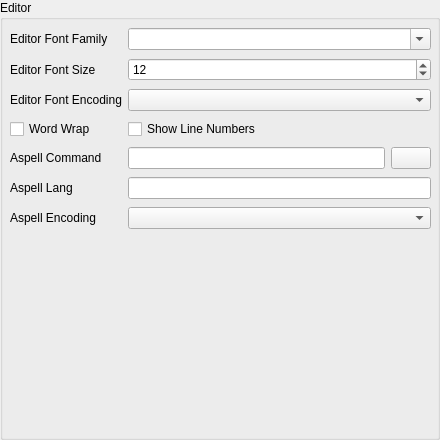
Qt form pageeditor.ui (orao/texmaker) before a commit.
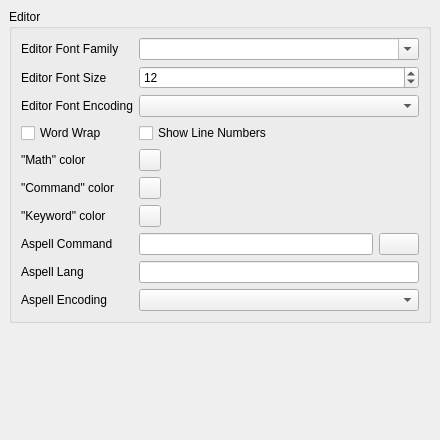
The same form after that commit. Icons and pictures are not drawn.

What changed in the file:
```diff
--- a/pageeditor.ui
+++ b/pageeditor.ui
@@ -12,46 +12,80 @@
     <height>440</height>
    </rect>
   </property>
+  <property name="sizePolicy" >
+   <sizepolicy>
+    <hsizetype>7</hsizetype>
+    <vsizetype>7</vsizetype>
+    <horstretch>0</horstretch>
+    <verstretch>0</verstretch>
+   </sizepolicy>
+  </property>
   <property name="windowTitle" >
    <string>Form</string>
   </property>
+  <layout class="QVBoxLayout" >
+   <property name="margin" >
+    <number>9</number>
+   </property>
+   <property name="spacing" >
+    <number>6</number>
+   </property>
+   <item>
   <widget class="QGroupBox" name="groupBox" >
-   <property name="geometry" >
-    <rect>
-     <x>0</x>
-     <y>0</y>
-     <width>440</width>
-     <height>440</height>
-    </rect>
+     <property name="sizePolicy" >
+      <sizepolicy>
+       <hsizetype>7</hsizetype>
+       <vsizetype>7</vsizetype>
+       <horstretch>0</horstretch>
+       <verstretch>0</verstretch>
+      </sizepolicy>
    </property>
    <property name="title" >
     <string>Editor</string>
    </property>
-   <widget class="QWidget" name="" >
-    <property name="geometry" >
-     <rect>
-      <x>10</x>
-      <y>26</y>
-      <width>421</width>
-      <height>210</height>
-     </rect>
-    </property>
     <layout class="QGridLayout" >
      <property name="margin" >
+       <number>9</number>
+      </property>
+      <property name="spacing" >
+       <number>6</number>
+      </property>
+      <item row="8" column="0" >
+       <widget class="QLabel" name="labelAspellLang" >
+        <property name="text" >
+         <string>Aspell Lang</string>
+        </property>
+       </widget>
+      </item>
+      <item row="7" column="1" colspan="2" >
+       <layout class="QHBoxLayout" >
+        <property name="margin" >
       <number>0</number>
      </property>
      <property name="spacing" >
       <number>6</number>
      </property>
-     <item row="4" column="1" >
-      <widget class="QLineEdit" name="lineEditAspellCommand" />
-     </item>
-     <item row="4" column="0" >
-      <widget class="QLabel" name="labelASpellCommand" >
+        <item>
+         <widget class="QLineEdit" name="lineEditAspellCommand" >
+          <property name="minimumSize" >
+           <size>
+            <width>190</width>
+            <height>0</height>
+           </size>
+          </property>
+         </widget>
+        </item>
+        <item>
+         <widget class="QPushButton" name="pushButtonAspell" >
        <property name="text" >
-        <string>Aspell Command</string>
-       </property>
-      </widget>
+           <string/>
+          </property>
+          <property name="icon" >
+           <iconset resource="texmaker.qrc" >:/images/fileopen.png</iconset>
+          </property>
+         </widget>
+        </item>
+       </layout>
      </item>
      <item row="3" column="1" colspan="2" >
       <widget class="QCheckBox" name="checkBoxLinenumber" >
@@ -60,67 +94,182 @@
        </property>
       </widget>
      </item>
-     <item row="2" column="0" >
-      <widget class="QLabel" name="labelEncoding" >
-       <property name="text" >
-        <string>Editor Font Encoding</string>
-       </property>
-      </widget>
-     </item>
-     <item row="2" column="1" colspan="2" >
-      <widget class="QComboBox" name="comboBoxEncoding" />
-     </item>
-     <item row="5" column="1" colspan="2" >
-      <widget class="QLineEdit" name="lineEditAspellLang" />
-     </item>
-     <item row="1" column="0" >
-      <widget class="QLabel" name="labelSize" >
-       <property name="text" >
-        <string>Editor Font Size</string>
-       </property>
-      </widget>
+      <item row="6" column="2" >
+       <spacer>
+        <property name="orientation" >
+         <enum>Qt::Horizontal</enum>
+        </property>
+        <property name="sizeHint" >
+         <size>
+          <width>241</width>
+          <height>20</height>
+         </size>
+        </property>
+       </spacer>
+      </item>
+      <item row="5" column="2" >
+       <spacer>
+        <property name="orientation" >
+         <enum>Qt::Horizontal</enum>
+        </property>
+        <property name="sizeHint" >
+         <size>
+          <width>241</width>
+          <height>20</height>
+         </size>
+        </property>
+       </spacer>
      </item>
      <item row="4" column="2" >
-      <widget class="QPushButton" name="pushButtonAspell" >
+       <spacer>
+        <property name="orientation" >
+         <enum>Qt::Horizontal</enum>
+        </property>
+        <property name="sizeHint" >
+         <size>
+          <width>241</width>
+          <height>20</height>
+         </size>
+        </property>
+       </spacer>
+      </item>
+      <item row="5" column="1" >
+       <widget class="QPushButton" name="pushButtonColorCommand" >
+        <property name="sizePolicy" >
+         <sizepolicy>
+          <hsizetype>0</hsizetype>
+          <vsizetype>0</vsizetype>
+          <horstretch>0</horstretch>
+          <verstretch>0</verstretch>
+         </sizepolicy>
+        </property>
+        <property name="minimumSize" >
+         <size>
+          <width>22</width>
+          <height>22</height>
+         </size>
+        </property>
+        <property name="maximumSize" >
+         <size>
+          <width>22</width>
+          <height>22</height>
+         </size>
+        </property>
+        <property name="toolTip" >
+         <string>Click here to set this color</string>
+        </property>
+        <property name="autoFillBackground" >
+         <bool>true</bool>
+        </property>
        <property name="text" >
         <string/>
        </property>
-       <property name="icon" >
-        <iconset resource="texmaker.qrc" >:/images/fileopen.png</iconset>
-       </property>
-      </widget>
-     </item>
-     <item row="0" column="0" >
-      <widget class="QLabel" name="labelFamily" >
+       </widget>
+      </item>
+      <item row="4" column="1" >
+       <widget class="QPushButton" name="pushButtonColorMath" >
+        <property name="sizePolicy" >
+         <sizepolicy>
+          <hsizetype>0</hsizetype>
+          <vsizetype>0</vsizetype>
+          <horstretch>0</horstretch>
+          <verstretch>0</verstretch>
+         </sizepolicy>
+        </property>
+        <property name="minimumSize" >
+         <size>
+          <width>22</width>
+          <height>22</height>
+         </size>
+        </property>
+        <property name="maximumSize" >
+         <size>
+          <width>22</width>
+          <height>22</height>
+         </size>
+        </property>
+        <property name="toolTip" >
+         <string>Click here to set this color</string>
+        </property>
+        <property name="autoFillBackground" >
+         <bool>true</bool>
+        </property>
        <property name="text" >
-        <string>Editor Font Family</string>
+         <string/>
        </property>
       </widget>
      </item>
-     <item row="5" column="0" >
-      <widget class="QLabel" name="labelAspellLang" >
+      <item row="6" column="1" >
+       <widget class="QPushButton" name="pushButtonColorKeyword" >
+        <property name="sizePolicy" >
+         <sizepolicy>
+          <hsizetype>0</hsizetype>
+          <vsizetype>0</vsizetype>
+          <horstretch>0</horstretch>
+          <verstretch>0</verstretch>
+         </sizepolicy>
+        </property>
+        <property name="minimumSize" >
+         <size>
+          <width>22</width>
+          <height>22</height>
+         </size>
+        </property>
+        <property name="maximumSize" >
+         <size>
+          <width>22</width>
+          <height>22</height>
+         </size>
+        </property>
+        <property name="toolTip" >
+         <string>Click here to set this color</string>
+        </property>
+        <property name="autoFillBackground" >
+         <bool>true</bool>
+        </property>
        <property name="text" >
-        <string>Aspell Lang</string>
+         <string/>
        </property>
       </widget>
      </item>
      <item row="6" column="0" >
+       <widget class="QLabel" name="labelColorKeyword" >
+        <property name="text" >
+         <string>"Keyword" color</string>
+        </property>
+       </widget>
+      </item>
+      <item row="7" column="0" >
+       <widget class="QLabel" name="labelASpellCommand" >
+        <property name="text" >
+         <string>Aspell Command</string>
+        </property>
+       </widget>
+      </item>
+      <item row="8" column="1" colspan="2" >
+       <widget class="QLineEdit" name="lineEditAspellLang" />
+      </item>
+      <item row="9" column="0" >
       <widget class="QLabel" name="labelAspellEncoding" >
        <property name="text" >
         <string>Aspell Encoding</string>
        </property>
       </widget>
      </item>
-     <item row="6" column="1" colspan="2" >
+      <item row="9" column="1" colspan="2" >
       <widget class="QComboBox" name="comboBoxAspellEncoding" />
      </item>
-     <item row="1" column="1" colspan="2" >
-      <widget class="QSpinBox" name="spinBoxSize" >
-       <property name="minimum" >
-        <number>1</number>
-       </property>
-       <property name="value" >
-        <number>12</number>
+      <item row="5" column="0" >
+       <widget class="QLabel" name="labelColorCommand" >
+        <property name="text" >
+         <string>"Command" color</string>
+        </property>
+       </widget>
+      </item>
+      <item row="4" column="0" >
+       <widget class="QLabel" name="labelColorMath" >
+        <property name="text" >
+         <string>"Math" color</string>
        </property>
       </widget>
      </item>
@@ -138,11 +287,58 @@
        </property>
       </widget>
      </item>
-    </layout>
-   </widget>
-  </widget>
- </widget>
- <pixmapfunction></pixmapfunction>
+      <item row="0" column="0" >
+       <widget class="QLabel" name="labelFamily" >
+        <property name="text" >
+         <string>Editor Font Family</string>
+        </property>
+       </widget>
+      </item>
+      <item row="1" column="1" colspan="2" >
+       <widget class="QSpinBox" name="spinBoxSize" >
+        <property name="minimum" >
+         <number>1</number>
+        </property>
+        <property name="value" >
+         <number>12</number>
+        </property>
+       </widget>
+      </item>
+      <item row="2" column="1" colspan="2" >
+       <widget class="QComboBox" name="comboBoxEncoding" />
+      </item>
+      <item row="1" column="0" >
+       <widget class="QLabel" name="labelSize" >
+        <property name="text" >
+         <string>Editor Font Size</string>
+        </property>
+       </widget>
+      </item>
+      <item row="2" column="0" >
+       <widget class="QLabel" name="labelEncoding" >
+        <property name="text" >
+         <string>Editor Font Encoding</string>
+        </property>
+       </widget>
+      </item>
+     </layout>
+    </widget>
+   </item>
+   <item>
+    <spacer>
+     <property name="orientation" >
+      <enum>Qt::Vertical</enum>
+     </property>
+     <property name="sizeHint" >
+      <size>
+       <width>422</width>
+       <height>91</height>
+      </size>
+     </property>
+    </spacer>
+   </item>
+  </layout>
+ </widget>
  <tabstops>
   <tabstop>comboBoxFont</tabstop>
   <tabstop>spinBoxSize</tabstop>
```
Left out of the diff: 10 changed lines with no effect on the pictures. Lines whose indentation alone changed are shown as unchanged.
